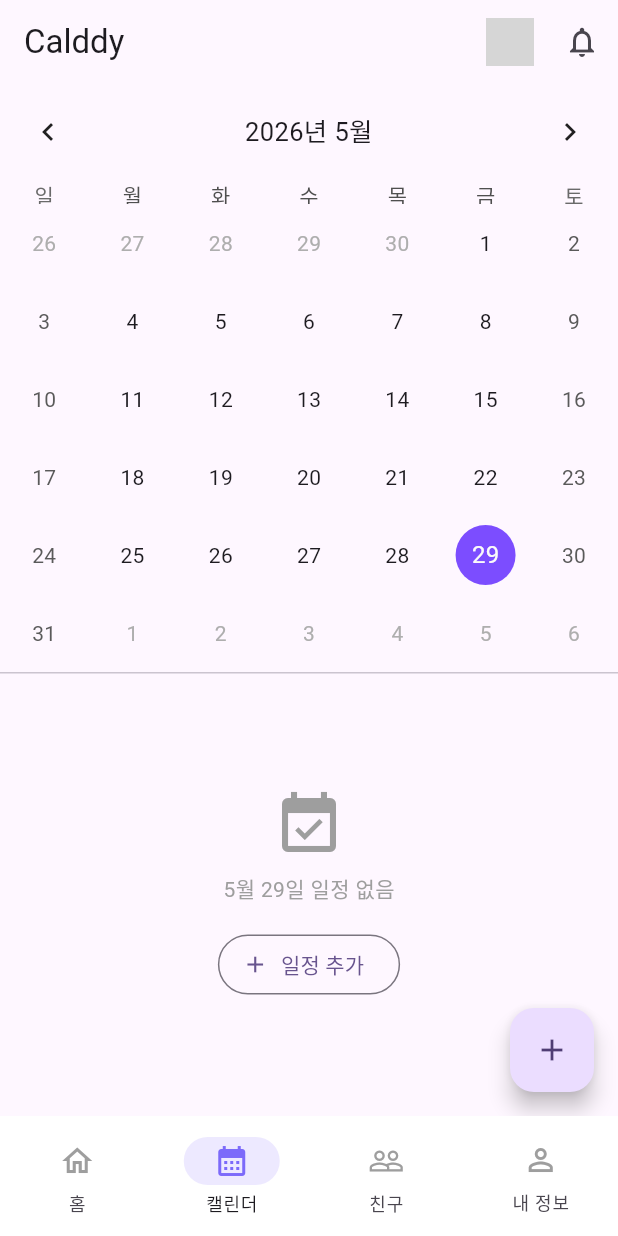
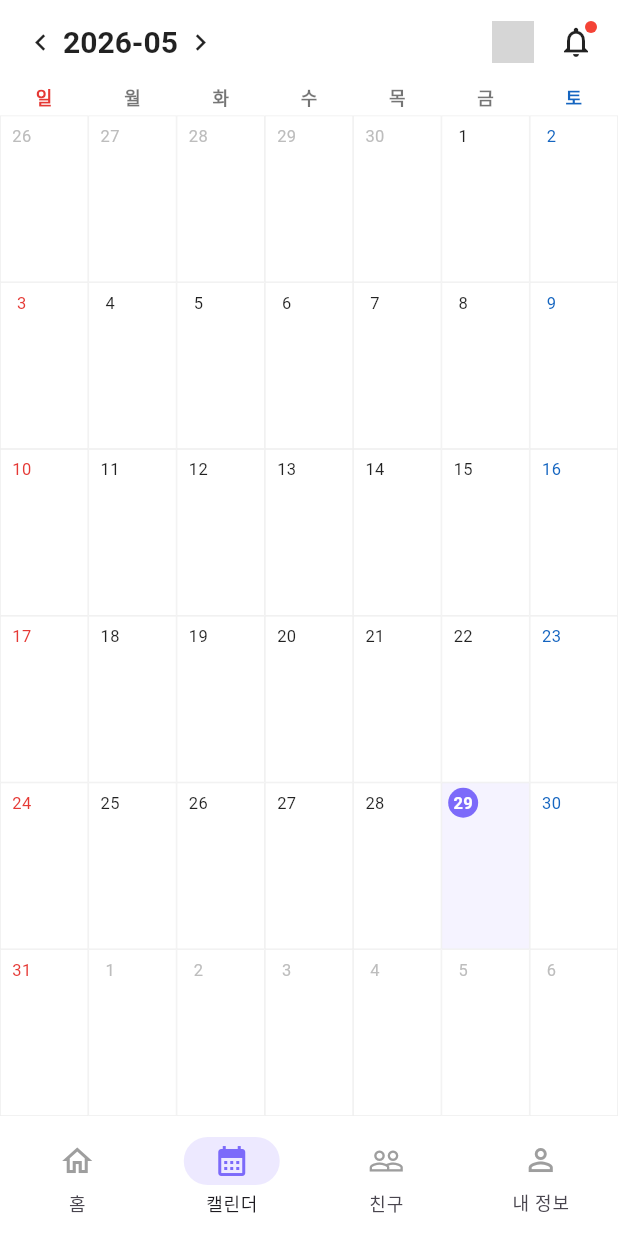
Before and after one commit to lilohdong/Calddy, a Flutter app: the CalendarPage screen opened by its route, on a phone screen of 412 x 824 dp. Run offline on Flutter 3.47's test engine with Material 3 defaults, Android fonts, the phone set to English and light mode, and no system bars; drawn by our look-alikes of table_calendar; our stand-ins replace flutter_riverpod, go_router, google_sign_in, supabase_flutter; missing offline and left inert: flutter_naver_map; accounts and stored records are empty; network calls fail; statements that could not run were skipped; grey boxes are pictures that could not be loaded.

Commit message:
feat: add RangeBarWidget, CalendarGridWidget, rewrite CalendarPage
- RangeBarWidget renders a single range event bar with rounded caps
- CalendarGridWidget replaces table_calendar with custom 6-week grid,
  supporting event dots, holiday markers, and range bars via Stack
- CalendarPage rebuilt with month-nav header, CalendarGridWidget,
  and DateBottomSheet hooks (stub errors expected until Task 7)

Co-Authored-By: Claude Sonnet 4.6 <noreply@anthropic.com>

```diff
--- a/lib/features/calendar/presentation/pages/calendar_page.dart
+++ b/lib/features/calendar/presentation/pages/calendar_page.dart
@@ -2,12 +2,12 @@ import 'package:flutter/material.dart';
 import 'package:flutter_riverpod/flutter_riverpod.dart';
 import 'package:go_router/go_router.dart';
 import 'package:intl/date_symbol_data_local.dart';
-import 'package:table_calendar/table_calendar.dart';
 
 import '../../../../core/router/app_routes.dart';
 import '../../../auth/presentation/providers/auth_providers.dart';
-import '../../domain/entities/event_entity.dart';
 import '../providers/calendar_providers.dart';
+import '../widgets/calendar_grid_widget.dart';
+import '../widgets/date_bottom_sheet.dart';
 
 class CalendarPage extends ConsumerStatefulWidget {
   const CalendarPage({super.key});
@@ -17,7 +17,6 @@ class CalendarPage extends ConsumerStatefulWidget {
 }
 
 class _CalendarPageState extends ConsumerState<CalendarPage> {
-  DateTime _focusedDay = DateTime.now();
   DateTime _selectedDay = DateTime.now();
 
   @override
@@ -26,206 +25,132 @@ class _CalendarPageState extends ConsumerState<CalendarPage> {
     initializeDateFormatting('ko_KR', null);
   }
 
-  List<EventEntity> _eventsForDay(DateTime day, List<EventEntity> events) {
-    return events
-        .where((e) =>
-            e.startAt.year == day.year &&
-            e.startAt.month == day.month &&
-            e.startAt.day == day.day)
-        .toList();
+  void _onDaySelected(DateTime day) {
+    setState(() => _selectedDay = day);
+    ref.read(selectedMonthProvider.notifier).state =
+        DateTime(day.year, day.month);
+    _showDateSheet(day);
+  }
+
+  void _showDateSheet(DateTime day) {
+    showModalBottomSheet(
+      context: context,
+      isScrollControlled: true,
+      backgroundColor: Colors.transparent,
+      builder: (_) => DateBottomSheet(
+        date: day,
+        onAddPressed: () {
+          Navigator.of(context).pop();
+          _showNewEventTypeSheet(day);
+        },
+      ),
+    );
+  }
+
+  void _showNewEventTypeSheet(DateTime day) {
+    showModalBottomSheet(
+      context: context,
+      backgroundColor: Colors.transparent,
+      builder: (_) => NewEventTypeBottomSheet(date: day),
+    );
+  }
+
+  String _headerTitle() {
+    final m = ref.watch(selectedMonthProvider);
+    return '${m.year}-${m.month.toString().padLeft(2, '0')}';
   }
 
   @override
   Widget build(BuildContext context) {
     final calendarAsync = ref.watch(calendarDataProvider);
     final user = ref.watch(currentUserProvider);
+    final selectedMonth = ref.watch(selectedMonthProvider);
 
     return Scaffold(
+      backgroundColor: Colors.white,
       appBar: AppBar(
-        title: const Text('Calddy'),
+        backgroundColor: Colors.white,
+        elevation: 0,
+        titleSpacing: 16,
+        title: Row(
+          children: [
+            GestureDetector(
+              onTap: () {
+                final prev = DateTime(
+                    selectedMonth.year, selectedMonth.month - 1);
+                ref.read(selectedMonthProvider.notifier).state = prev;
+              },
+              child: const Icon(Icons.chevron_left,
+                  color: Colors.black87, size: 22),
+            ),
+            const SizedBox(width: 4),
+            Text(
+              _headerTitle(),
+              style: const TextStyle(
+                fontSize: 20,
+                fontWeight: FontWeight.bold,
+                color: Colors.black87,
+              ),
+            ),
+            const SizedBox(width: 4),
+            GestureDetector(
+              onTap: () {
+                final next = DateTime(
+                    selectedMonth.year, selectedMonth.month + 1);
+                ref.read(selectedMonthProvider.notifier).state = next;
+              },
+              child: const Icon(Icons.chevron_right,
+                  color: Colors.black87, size: 22),
+            ),
+          ],
+        ),
         actions: [
           if (user?.avatarUrl != null)
             Padding(
-              padding: const EdgeInsets.only(right: 8),
+              padding: const EdgeInsets.only(right: 4),
               child: CircleAvatar(
-                radius: 16,
+                radius: 14,
                 backgroundImage: NetworkImage(user!.avatarUrl!),
               ),
             ),
-          IconButton(
-            icon: const Icon(Icons.notifications_outlined),
-            onPressed: () => context.push(AppRoutes.notifications),
+          Stack(
+            alignment: Alignment.topRight,
+            children: [
+              IconButton(
+                icon: const Icon(Icons.notifications_outlined,
+                    color: Colors.black87),
+                onPressed: () => context.push(AppRoutes.notifications),
+              ),
+              Positioned(
+                top: 10,
+                right: 10,
+                child: Container(
+                  width: 8,
+                  height: 8,
+                  decoration: const BoxDecoration(
+                    color: Colors.red,
+                    shape: BoxShape.circle,
+                  ),
+                ),
+              ),
+            ],
           ),
+          const SizedBox(width: 4),
         ],
       ),
       body: calendarAsync.when(
-        loading: () => const Center(child: CircularProgressIndicator()),
-        error: (e, _) => Center(child: Text('불러오기 실패: $e')),
-        data: (data) {
-          final events = data.events;
-          return Column(
-            children: [
-              TableCalendar<EventEntity>(
-                firstDay: DateTime(2020),
-                lastDay: DateTime(2030),
-                focusedDay: _focusedDay,
-                selectedDayPredicate: (d) => isSameDay(d, _selectedDay),
-                eventLoader: (day) => _eventsForDay(day, events),
-                calendarFormat: CalendarFormat.month,
-                availableCalendarFormats: const {CalendarFormat.month: '월'},
-                startingDayOfWeek: StartingDayOfWeek.sunday,
-                locale: 'ko_KR',
-                onDaySelected: (selected, focused) {
-                  setState(() {
-                    _selectedDay = selected;
-                    _focusedDay = focused;
-                  });
-                },
-                onPageChanged: (focused) {
-                  ref.read(selectedMonthProvider.notifier).state =
-                      DateTime(focused.year, focused.month);
-                  setState(() => _focusedDay = focused);
-                },
-                calendarStyle: const CalendarStyle(
-                  todayDecoration: BoxDecoration(
-                    color: Colors.deepPurple,
-                    shape: BoxShape.circle,
-                  ),
-                  selectedDecoration: BoxDecoration(
-                    color: Colors.deepPurpleAccent,
-                    shape: BoxShape.circle,
-                  ),
-                  markerDecoration: BoxDecoration(
-                    color: Colors.deepPurple,
-                    shape: BoxShape.circle,
-                  ),
-                ),
-                headerStyle: const HeaderStyle(
-                  titleCentered: true,
-                  formatButtonVisible: false,
-                ),
-              ),
-              const Divider(height: 1),
-              Expanded(
-                child: _buildEventList(_eventsForDay(_selectedDay, events)),
-              ),
-            ],
-          );
-        },
-      ),
-      floatingActionButton: FloatingActionButton(
-        onPressed: () => context.push(AppRoutes.eventCreate),
-        child: const Icon(Icons.add),
-      ),
-    );
-  }
-
-  Widget _buildEventList(List<EventEntity> events) {
-    if (events.isEmpty) {
-      return Center(
-        child: Column(
-          mainAxisSize: MainAxisSize.min,
-          children: [
-            const Icon(Icons.event_available, size: 48, color: Colors.grey),
-            const SizedBox(height: 8),
-            Text(
-              '${_selectedDay.month}월 ${_selectedDay.day}일 일정 없음',
-              style: const TextStyle(color: Colors.grey),
-            ),
-            const SizedBox(height: 16),
-            OutlinedButton.icon(
-              onPressed: () => context.push(AppRoutes.eventCreate),
-              icon: const Icon(Icons.add),
-              label: const Text('일정 추가'),
-            ),
-          ],
+        loading: () =>
+            const Center(child: CircularProgressIndicator()),
+        error: (e, _) =>
+            Center(child: Text('불러오기 실패: $e')),
+        data: (data) => CalendarGridWidget(
+          year: selectedMonth.year,
+          month: selectedMonth.month,
+          data: data,
+          selectedDay: _selectedDay,
+          onDaySelected: _onDaySelected,
         ),
-      );
-    }
-    return ListView.separated(
-      padding: const EdgeInsets.all(12),
-      itemCount: events.length,
-      separatorBuilder: (_, _) => const SizedBox(height: 8),
-      itemBuilder: (_, i) => _EventTile(
-        event: events[i],
-        onTap: () => context.push('/home/event/${events[i].id}'),
       ),
     );
   }
 }
-
-class _EventTile extends StatelessWidget {
-  const _EventTile({required this.event, required this.onTap});
-  final EventEntity event;
-  final VoidCallback onTap;
-
-  @override
-  Widget build(BuildContext context) {
-    Color color;
-    try {
-      color = Color(int.parse(event.color.replaceFirst('#', '0xFF')));
-    } catch (_) {
-      color = Colors.deepPurple;
-    }
-
-    return InkWell(
-      onTap: onTap,
-      borderRadius: BorderRadius.circular(12),
-      child: Container(
-        padding: const EdgeInsets.symmetric(horizontal: 14, vertical: 12),
-        decoration: BoxDecoration(
-          color: color.withOpacity(0.08),
-          borderRadius: BorderRadius.circular(12),
-          border: Border.all(color: color.withOpacity(0.3)),
-        ),
-        child: Row(
-          children: [
-            Container(
-              width: 4,
-              height: 40,
-              decoration: BoxDecoration(
-                color: color,
-                borderRadius: BorderRadius.circular(2),
-              ),
-            ),
-            const SizedBox(width: 12),
-            Expanded(
-              child: Column(
-                crossAxisAlignment: CrossAxisAlignment.start,
-                children: [
-                  Text(
-                    event.title,
-                    style: const TextStyle(
-                        fontWeight: FontWeight.w600, fontSize: 15),
-                  ),
-                  const SizedBox(height: 2),
-                  Text(
-                    '${_fmtTime(event.startAt)} ~ ${_fmtTime(event.endAt)}',
-                    style:
-                        const TextStyle(fontSize: 12, color: Colors.grey),
-                  ),
-                ],
-              ),
-            ),
-            if (event.status == EventStatus.done)
-              Container(
-                padding:
-                    const EdgeInsets.symmetric(horizontal: 8, vertical: 3),
-                decoration: BoxDecoration(
-                  color: Colors.green.withOpacity(0.1),
-                  borderRadius: BorderRadius.circular(8),
-                ),
-                child: const Text(
-                  '완료',
-                  style: TextStyle(fontSize: 11, color: Colors.green),
-                ),
-              ),
-          ],
-        ),
-      ),
-    );
-  }
-
-  String _fmtTime(DateTime dt) =>
-      '${dt.hour.toString().padLeft(2, '0')}:${dt.minute.toString().padLeft(2, '0')}';
-}
--- /dev/null
+++ b/lib/features/calendar/presentation/widgets/calendar_grid_widget.dart
@@ -0,0 +1,196 @@
+import 'package:flutter/material.dart';
+import '../../../calendar/domain/entities/calendar_data.dart';
+import '../../../calendar/domain/entities/event_entity.dart';
+import 'calendar_day_cell.dart';
+import 'range_bar_widget.dart';
+
+class CalendarGridWidget extends StatelessWidget {
+  const CalendarGridWidget({
+    super.key,
+    required this.year,
+    required this.month,
+    required this.data,
+    required this.selectedDay,
+    required this.onDaySelected,
+  });
+
+  final int year;
+  final int month;
+  final CalendarData data;
+  final DateTime selectedDay;
+  final ValueChanged<DateTime> onDaySelected;
+
+  static bool _isSameDay(DateTime a, DateTime b) =>
+      a.year == b.year && a.month == b.month && a.day == b.day;
+
+  List<DateTime> _buildMonthDates() {
+    final firstDay = DateTime(year, month, 1);
+    final lastDay = DateTime(year, month + 1, 0);
+    final startOffset = firstDay.weekday % 7; // 0=Sun … 6=Sat
+    final dates = <DateTime>[];
+    for (int i = startOffset; i > 0; i--) {
+      dates.add(firstDay.subtract(Duration(days: i)));
+    }
+    for (int i = 0; i < lastDay.day; i++) {
+      dates.add(DateTime(year, month, i + 1));
+    }
+    while (dates.length < 42) {
+      dates.add(dates.last.add(const Duration(days: 1)));
+    }
+    return dates;
+  }
+
+  List<EventEntity> _eventsForDay(DateTime day) {
+    return [
+      ...data.events.where((e) => _isSameDay(e.startAt, day)),
+      ...data.habits.where((e) => _isSameDay(e.startAt, day)),
+    ];
+  }
+
+  bool _isHoliday(DateTime day) =>
+      data.holidays.any((h) => _isSameDay(h.date, day));
+
+  String? _holidayName(DateTime day) =>
+      data.holidays
+          .where((h) => _isSameDay(h.date, day))
+          .map((h) => h.name)
+          .firstOrNull;
+
+  List<Widget> _buildRangeBarsForWeek(
+    List<DateTime> weekDays,
+    List<EventEntity> ranges,
+    double cellWidth,
+    double cellHeight,
+  ) {
+    final bars = <Widget>[];
+    double verticalOffset = cellHeight * 0.55;
+
+    for (final range in ranges) {
+      final rangeStart = DateTime(
+          range.startAt.year, range.startAt.month, range.startAt.day);
+      final rangeEnd =
+          DateTime(range.endAt.year, range.endAt.month, range.endAt.day);
+      final weekStart = weekDays.first;
+      final weekEnd = weekDays.last;
+
+      if (rangeEnd.isBefore(weekStart) || rangeStart.isAfter(weekEnd)) {
+        continue;
+      }
+
+      final displayStart =
+          rangeStart.isBefore(weekStart) ? weekStart : rangeStart;
+      final displayEnd = rangeEnd.isAfter(weekEnd) ? weekEnd : rangeEnd;
+
+      final startCol = weekDays.indexWhere((d) => _isSameDay(d, displayStart));
+      final endCol = weekDays.indexWhere((d) => _isSameDay(d, displayEnd));
+
+      if (startCol == -1 || endCol == -1) continue;
+
+      final left = startCol * cellWidth;
+      final width = (endCol - startCol + 1) * cellWidth;
+      final isStart = _isSameDay(displayStart, rangeStart);
+      final isEnd = _isSameDay(displayEnd, rangeEnd);
+
+      bars.add(
+        Positioned(
+          top: verticalOffset,
+          left: left,
+          width: width,
+          height: 18,
+          child: RangeBarWidget(
+            event: range,
+            isStart: isStart,
+            isEnd: isEnd,
+          ),
+        ),
+      );
+      verticalOffset += 20;
+    }
+    return bars;
+  }
+
+  @override
+  Widget build(BuildContext context) {
+    final dates = _buildMonthDates();
+    final weeks = List.generate(6, (i) => dates.sublist(i * 7, i * 7 + 7));
+
+    return Column(
+      children: [
+        // 요일 헤더
+        Row(
+          children: ['일', '월', '화', '수', '목', '금', '토'].asMap().entries.map((e) {
+            Color c;
+            if (e.key == 0) {
+              c = const Color(0xFFE53935);
+            } else if (e.key == 6) {
+              c = const Color(0xFF1565C0);
+            } else {
+              c = Colors.black54;
+            }
+            return Expanded(
+              child: Center(
+                child: Text(
+                  e.value,
+                  style: TextStyle(
+                    fontSize: 12,
+                    fontWeight: FontWeight.w600,
+                    color: c,
+                  ),
+                ),
+              ),
+            );
+          }).toList(),
+        ),
+        const SizedBox(height: 4),
+        // 그리드
+        Expanded(
+          child: LayoutBuilder(
+            builder: (context, constraints) {
+              final cellWidth = constraints.maxWidth / 7;
+              final cellHeight = constraints.maxHeight / 6;
+
+              return Column(
+                children: weeks.map((weekDays) {
+                  return SizedBox(
+                    height: cellHeight,
+                    child: Stack(
+                      children: [
+                        Row(
+                          children: weekDays.map((day) {
+                            final isCurrent = day.month == month;
+                            final isToday = _isSameDay(day, DateTime.now());
+                            final isSelected = _isSameDay(day, selectedDay);
+                            return SizedBox(
+                              width: cellWidth,
+                              height: cellHeight,
+                              child: CalendarDayCell(
+                                date: day,
+                                isCurrentMonth: isCurrent,
+                                isSelected: isSelected,
+                                isToday: isToday,
+                                events: isCurrent ? _eventsForDay(day) : [],
+                                isHoliday: _isHoliday(day),
+                                holidayName: _holidayName(day),
+                                onTap: () => onDaySelected(day),
+                              ),
+                            );
+                          }).toList(),
+                        ),
+                        ..._buildRangeBarsForWeek(
+                          weekDays,
+                          data.ranges,
+                          cellWidth,
+                          cellHeight,
+                        ),
+                      ],
+                    ),
+                  );
+                }).toList(),
+              );
+            },
+          ),
+        ),
+      ],
+    );
+  }
+}
```
Also changed, not shown: lib/features/calendar/presentation/widgets/range_bar_widget.dart (added, +46 -0 lines).
